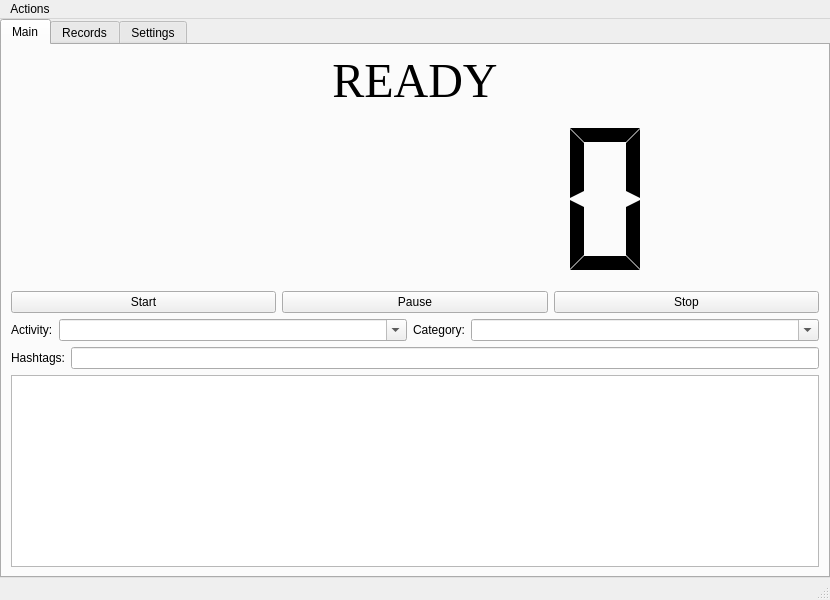
Above: mainwindow.ui from jicewarwick/ScheduleRecoder before the change. Below: the same form after it.
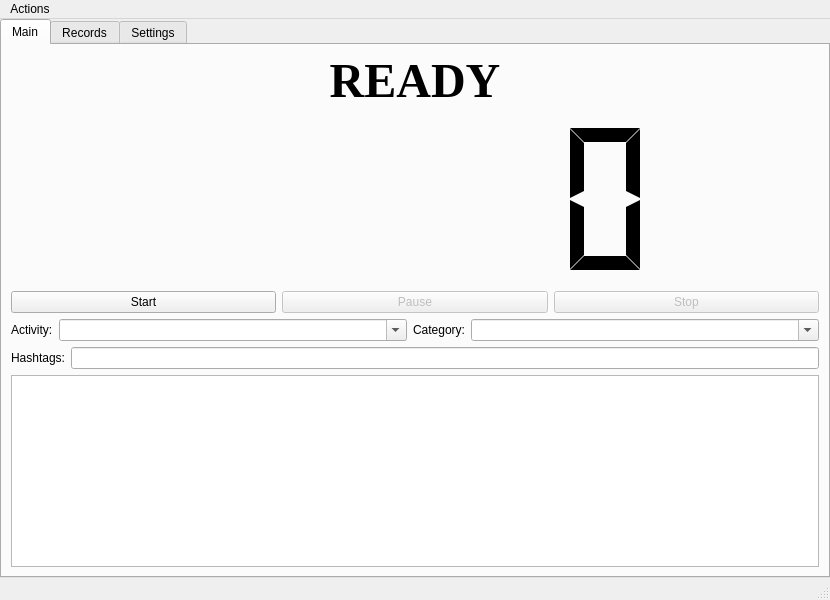
That is the form after the change.

The edit to the form file:
```diff
--- a/mainwindow.ui
+++ b/mainwindow.ui
@@ -46,6 +46,8 @@
            <font>
             <family>Times New Roman</family>
             <pointsize>36</pointsize>
+            <weight>75</weight>
+            <bold>true</bold>
            </font>
           </property>
           <property name="text">
@@ -106,6 +108,9 @@
           </item>
           <item>
            <widget class="QPushButton" name="pause_buttom">
+            <property name="enabled">
+             <bool>false</bool>
+            </property>
             <property name="text">
              <string>Pause</string>
             </property>
@@ -113,6 +118,9 @@
           </item>
           <item>
            <widget class="QPushButton" name="stop_buttom">
+            <property name="enabled">
+             <bool>false</bool>
+            </property>
             <property name="text">
              <string>Stop</string>
             </property>
```
Left out of the diff: 6 changed lines with no effect on the pictures.
